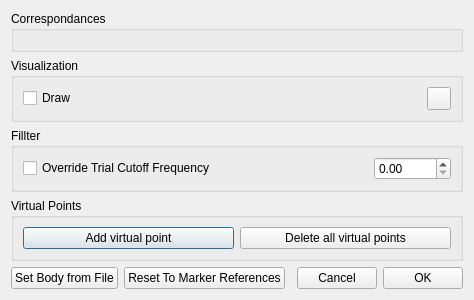
This is src/ui/ui-files/RigidBodyDialog.ui in XROMMPackages/xmalab as Qt 5 draws it before an edit. The edited form follows.
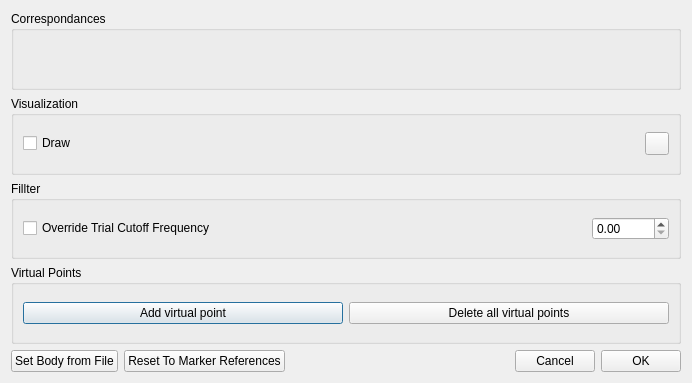
This is the edited form. Icons and pictures are not drawn.

```diff
--- a/src/ui/ui-files/RigidBodyDialog.ui
+++ b/src/ui/ui-files/RigidBodyDialog.ui
@@ -6,8 +6,8 @@
    <rect>
     <x>0</x>
     <y>0</y>
-    <width>471</width>
-    <height>262</height>
+    <width>692</width>
+    <height>383</height>
    </rect>
   </property>
   <property name="sizePolicy">
```
Left out of the diff: 2 changed lines with no effect on the pictures.
